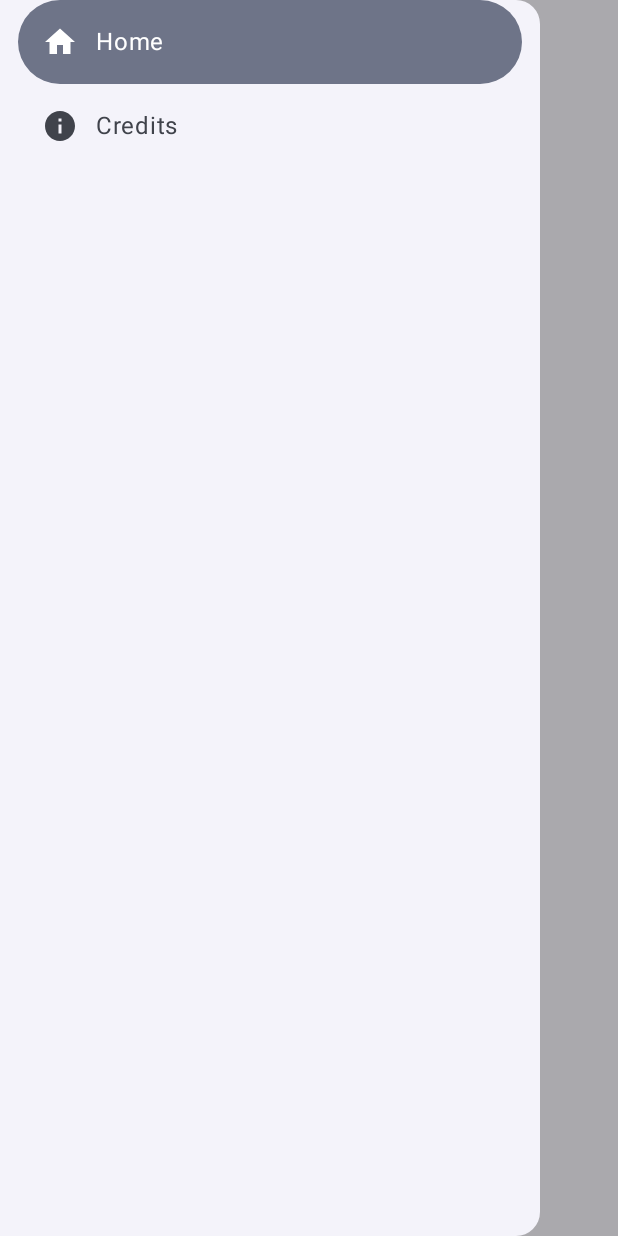
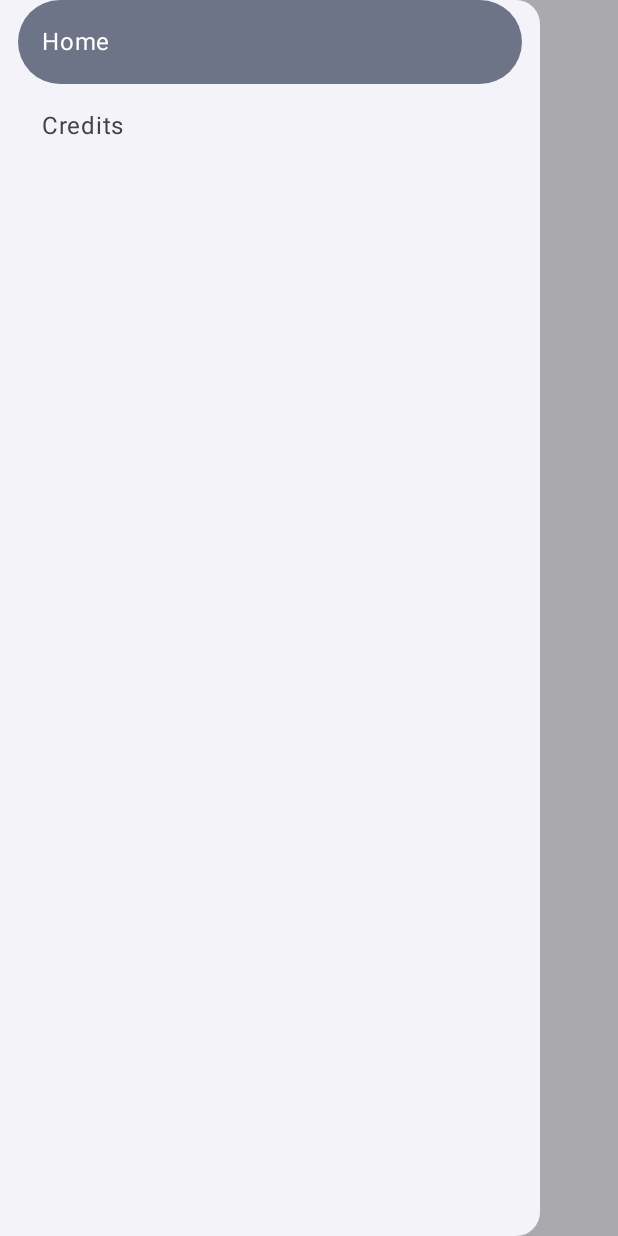
Before and after one commit to zorenkonte/ExcelToKML, an Android app built with Jetpack Compose: the screen it shows after launch (MainActivity), after a tap on "Open navigation drawer", on a phone screen of 412 x 824 dp. Run offline under Robolectric (Android 15) with nearby library versions, the phone set to English and light mode, and no system bars; our stand-ins replace Material 3 Expressive styles (plain Material 3 is drawn); libraries missing offline, so code that uses them is left out: org.apache.poi; 1 statement that could not run was skipped.

Commit message:
Fix compile error: drop deprecated material-icons dependency
The Material icon artifacts (androidx.compose.material:material-icons-*)
are deprecated and are no longer a transitive dependency of material3 on
the Compose 1.12 line, so `androidx.compose.material.icons.Icons` failed
to resolve and the Kotlin compile failed.

Remove the icon imports and the Destination.icon field, drop the optional
icons from the navigation drawer items, and define the top-bar "menu"
glyph as a small inline ImageVector (pure compose-ui) so no deprecated
icon artifact is needed.

Co-Authored-By: Claude Opus 4.8 <noreply@anthropic.com>
Claude-Session: https://claude.ai/code/session_01Teqqx9Rxgh3JLuaWn755oD

```diff
--- a/app/src/main/java/com/zorenkonte/exceltokml/ui/ExcelToKmlApp.kt
+++ b/app/src/main/java/com/zorenkonte/exceltokml/ui/ExcelToKmlApp.kt
@@ -3,10 +3,6 @@
 package com.zorenkonte.exceltokml.ui
 
 import androidx.compose.foundation.layout.padding
-import androidx.compose.material.icons.Icons
-import androidx.compose.material.icons.filled.Home
-import androidx.compose.material.icons.filled.Info
-import androidx.compose.material.icons.filled.Menu
 import androidx.compose.material3.DrawerState
 import androidx.compose.material3.DrawerValue
 import androidx.compose.material3.ExperimentalMaterial3Api
@@ -23,6 +19,8 @@ import androidx.compose.runtime.Composable
 import androidx.compose.runtime.getValue
 import androidx.compose.runtime.rememberCoroutineScope
 import androidx.compose.ui.Modifier
+import androidx.compose.ui.graphics.Color
+import androidx.compose.ui.graphics.SolidColor
 import androidx.compose.ui.graphics.vector.ImageVector
 import androidx.compose.ui.res.stringResource
 import androidx.compose.ui.unit.dp
@@ -38,11 +36,10 @@ import kotlinx.coroutines.launch
 
 private enum class Destination(
     val route: String,
-    val label: String,
-    val icon: ImageVector
+    val label: String
 ) {
-    HOME("home", "Home", Icons.Default.Home),
-    CREDITS("credits", "Credits", Icons.Default.Info)
+    HOME("home", "Home"),
+    CREDITS("credits", "Credits")
 }
 
 @Composable
@@ -68,7 +65,7 @@ fun ExcelToKmlApp(viewModel: ExcelViewModel) {
                     navigationIcon = {
                         IconButton(onClick = { scope.launch { drawerState.open() } }) {
                             Icon(
-                                imageVector = Icons.Default.Menu,
+                                imageVector = MenuIcon,
                                 contentDescription = "Open navigation drawer"
                             )
                         }
@@ -100,7 +97,6 @@ private fun AppDrawer(
     ModalDrawerSheet {
         Destination.entries.forEach { destination ->
             NavigationDrawerItem(
-                icon = { Icon(destination.icon, contentDescription = null) },
                 label = { Text(destination.label) },
                 selected = currentRoute == destination.route,
                 onClick = {
@@ -119,3 +115,26 @@ private fun AppDrawer(
         }
     }
 }
+
+// Hamburger ("menu") icon defined inline so the app does not depend on the deprecated
+// androidx.compose.material:material-icons artifacts, which are no longer a transitive
+// dependency of material3 on the Compose 1.12 line. The fill color is irrelevant because
+// Icon tints the vector with the current content color.
+private val MenuIcon: ImageVector =
+    ImageVector.Builder(
+        name = "Menu",
+        defaultWidth = 24.dp,
+        defaultHeight = 24.dp,
+        viewportWidth = 24f,
+        viewportHeight = 24f
+    ).apply {
+        listOf(5f, 11f, 17f).forEach { top ->
+            path(fill = SolidColor(Color.White)) {
+                moveTo(3f, top)
+                lineTo(21f, top)
+                lineTo(21f, top + 2f)
+                lineTo(3f, top + 2f)
+                close()
+            }
+        }
+    }.build()
```
